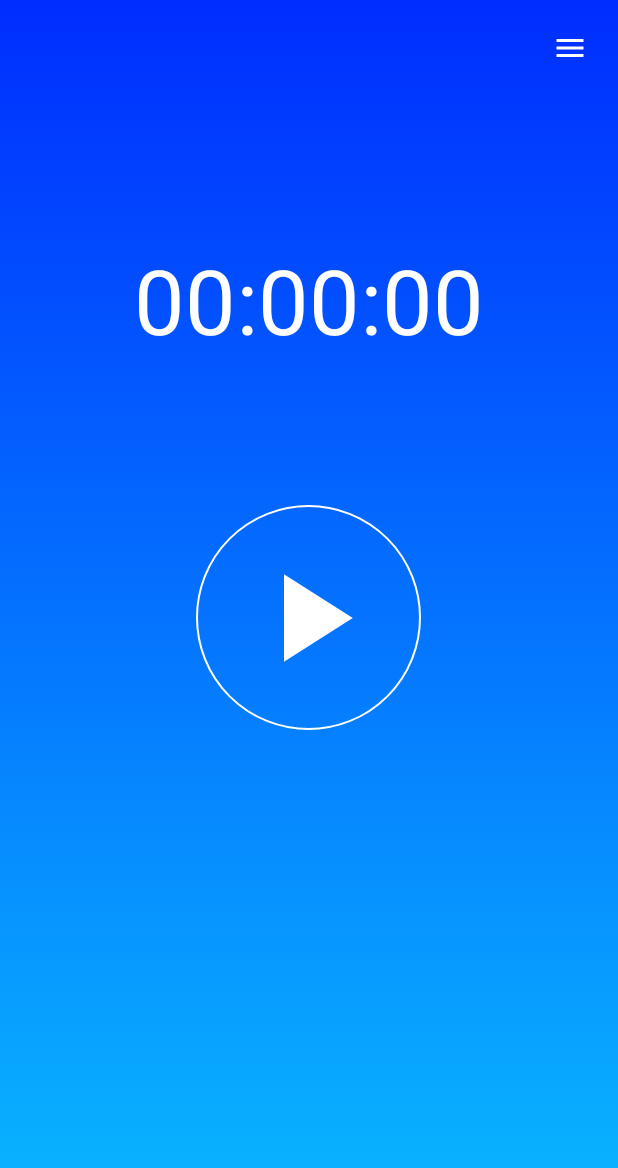
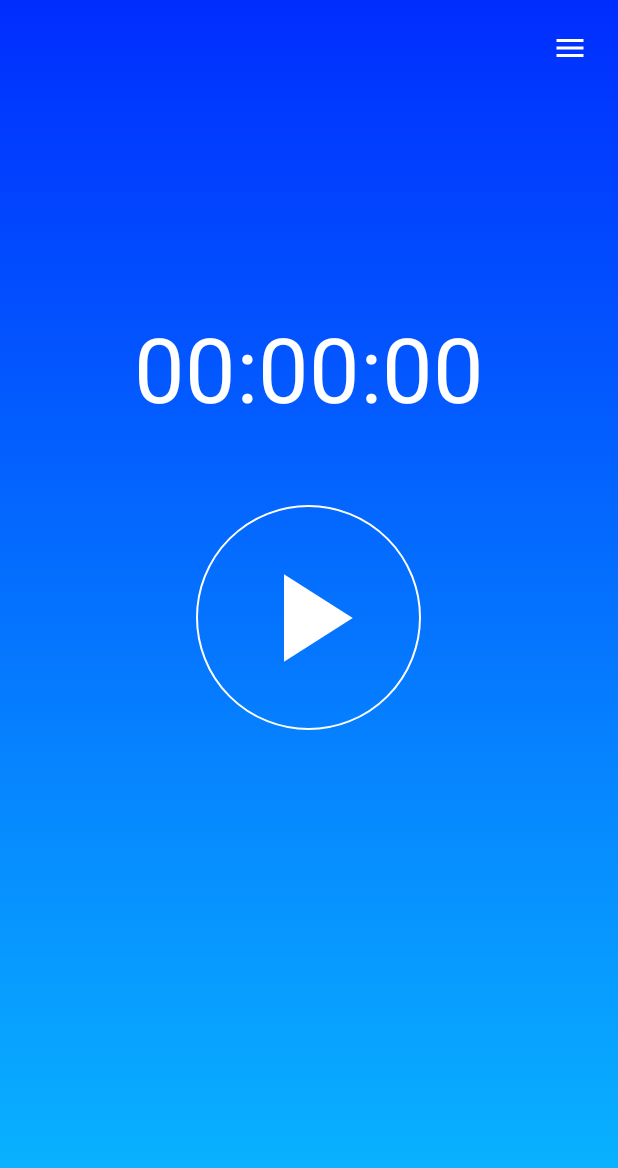
Before and after one commit to davidduda111/TimeTracking, an Android app: the screen it shows after launch once a user with an empty profile is signed in (MainActivity), on a phone screen of 412 x 824 dp. Shown: the top 1168 px of the screen. Run offline under Robolectric (Android 15) with nearby library versions, the phone set to English and light mode, and no system bars; our stand-ins replace Firebase (no records; nobody signed in at launch, a user with empty details on screens opened directly).

Commit message:
opravené

```diff
--- a/app/src/main/res/layout/activity_main.xml
+++ b/app/src/main/res/layout/activity_main.xml
@@ -16,8 +16,6 @@
             android:textAlignment="center"
             android:layout_above="@+id/start_btn"
             android:layout_marginBottom="52dp"
-            android:layout_marginTop="159dp"
-            android:layout_alignParentTop="true"
             android:layout_centerHorizontal="true"
     />
     <ImageButton
```
